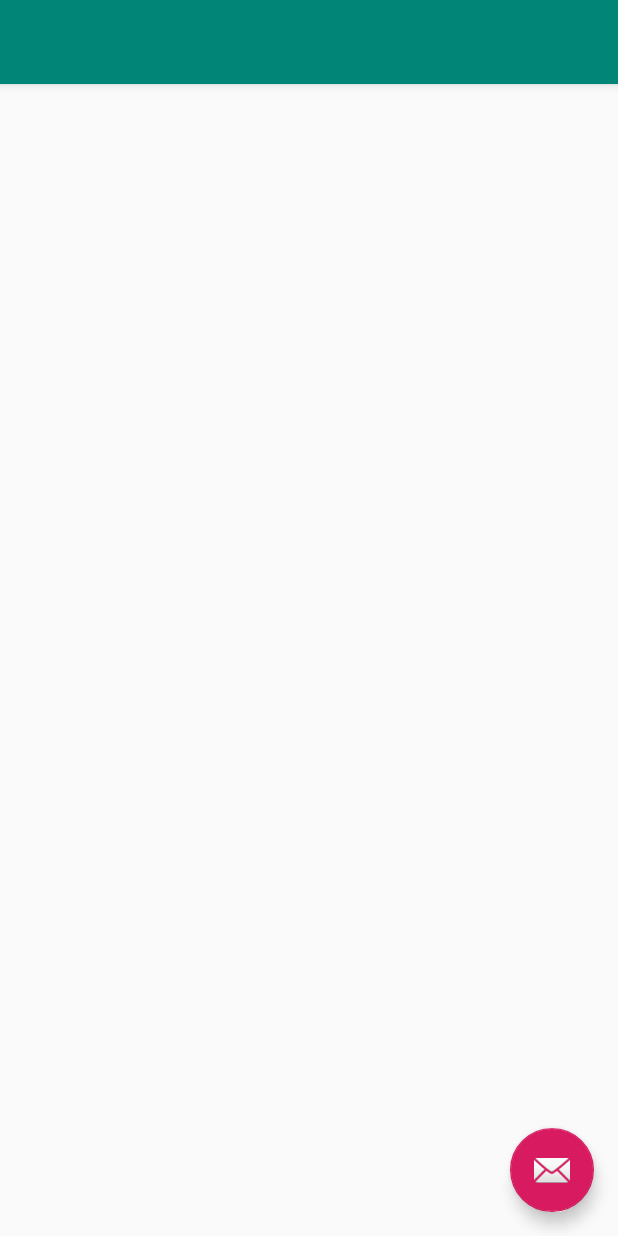
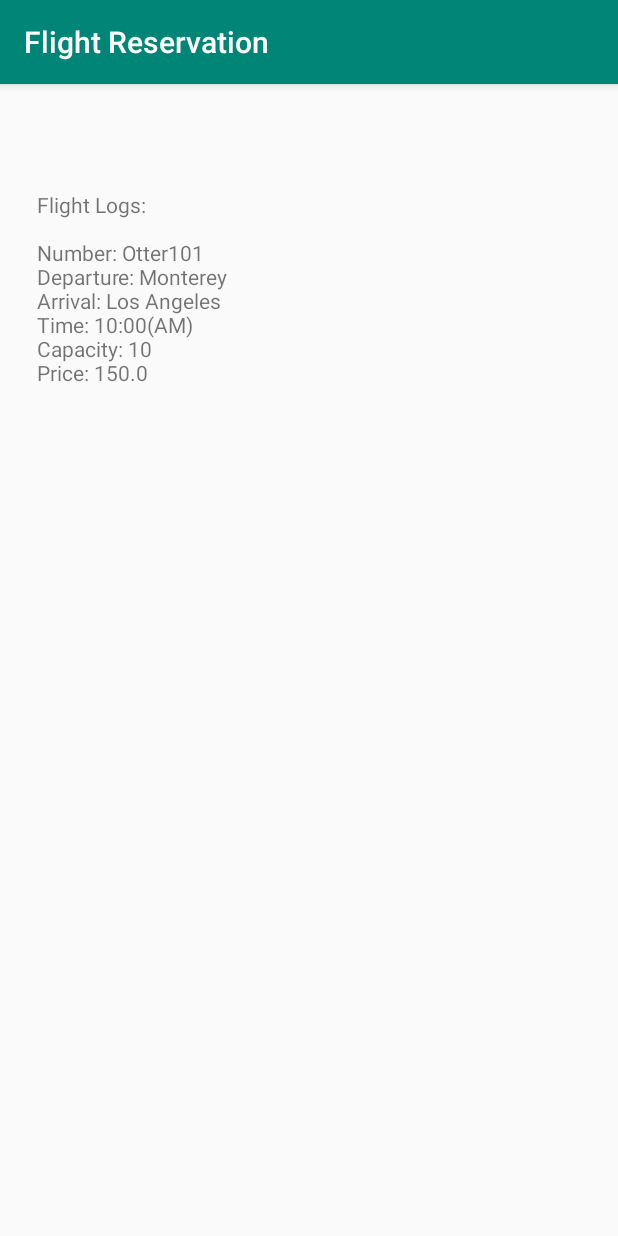
Before and after one commit to tannercyost/cst338finalproject, an Android app: the screen it shows after launch (ReserveSeat), after a tap on "RESERVE SEAT", on a phone screen of 412 x 824 dp. Run offline under Robolectric (Android 15) with nearby library versions, the phone set to English and light mode, and no system bars.

Commit message:
Flight database works except for date added, it's giving me an IllegalArgumentException. Looking into fixing that.

```diff
--- a/app/src/main/java/tanneryost/flightreservation/Database/AccountHelper.java
+++ b/app/src/main/java/tanneryost/flightreservation/Database/AccountHelper.java
@@ -149,7 +149,7 @@ public class AccountHelper extends SQLiteOpenHelper {
         }
     }
 
-    public static ContentValues getContentValues(AccountItem log){
+    public static ContentValues getContentValues(AccountItem log) {
         ContentValues cv = new ContentValues();
         cv.put(AccountTable.Cols.UUID, log.getIDnum().toString());
         cv.put(AccountTable.Cols.NAME, log.getName().toString());
--- a/app/src/main/java/tanneryost/flightreservation/Database/DatabaseCursorWrapper.java
+++ b/app/src/main/java/tanneryost/flightreservation/Database/DatabaseCursorWrapper.java
@@ -19,13 +19,14 @@ public class DatabaseCursorWrapper extends CursorWrapper {
     }
 
     public FlightItem getFlightItem() {
-        String uuidString = getString(getColumnIndex(DatabaseSchema.FlightsTable.Cols.UUID));
-        String number = getString(getColumnIndex(DatabaseSchema.FlightsTable.Cols.NUMBER));
-        String departure = getString(getColumnIndex(DatabaseSchema.FlightsTable.Cols.DEPARTURE));
-        String arrival = getString(getColumnIndex(DatabaseSchema.FlightsTable.Cols.ARRIVAL));
-        String time = getString(getColumnIndex(DatabaseSchema.FlightsTable.Cols.TIME));
-        int capacity = getInt(getColumnIndex(DatabaseSchema.FlightsTable.Cols.CAPACITY));
-        double price = getDouble(getColumnIndex(DatabaseSchema.FlightsTable.Cols.PRICE));
+        String uuidString = getString(getColumnIndex(DatabaseSchema.FlightTable.Cols.UUID));
+        String number = getString(getColumnIndex(DatabaseSchema.FlightTable.Cols.NUMBER));
+        String departure = getString(getColumnIndex(DatabaseSchema.FlightTable.Cols.DEPARTURE));
+        String arrival = getString(getColumnIndex(DatabaseSchema.FlightTable.Cols.ARRIVAL));
+        String time = getString(getColumnIndex(DatabaseSchema.FlightTable.Cols.TIME));
+        int capacity = getInt(getColumnIndex(DatabaseSchema.FlightTable.Cols.CAPACITY));
+        double price = getDouble(getColumnIndex(DatabaseSchema.FlightTable.Cols.PRICE));
+        Date date = new Date(getString(getColumnIndex(DatabaseSchema.FlightTable.Cols.DATEADDED)));
         int sqlLogId = getInt(getColumnIndex("_id"));
 
         FlightItem flight = new FlightItem(UUID.fromString(uuidString));
@@ -37,6 +38,7 @@ public class DatabaseCursorWrapper extends CursorWrapper {
         flight.setCapacity(capacity);
         flight.setPrice(price);
         flight.setSqlLogId(sqlLogId);
+        flight.setDateAdded(date);
 
         return flight;
     }
--- /dev/null
+++ b/app/src/main/java/tanneryost/flightreservation/Database/FlightHelper.java
@@ -0,0 +1,170 @@
+package tanneryost.flightreservation.Database;
+
+import android.content.ContentValues;
+import android.content.Context;
+import android.database.Cursor;
+import android.database.sqlite.SQLiteDatabase;
+import android.database.sqlite.SQLiteOpenHelper;
+import android.util.Log;
+
+import tanneryost.flightreservation.Database.DatabaseSchema.FlightTable;
+import tanneryost.flightreservation.FlightItem;
+
+import java.util.ArrayList;
+import java.util.List;
+import java.util.UUID;
+
+/**
+ * This class is where the database is created and accessed. We design this to be encapsulated.
+ * We NEVER access this directly.
+ *
+ * We use the get static method to get an object ensuring that only one ever exists.
+ * This, it turns out, is a singleton design pattern.
+ *
+ * This returns FlightItems, Lists of FlightItems and primitives (longs etc)
+ */
+
+public class FlightHelper extends SQLiteOpenHelper {
+
+    private static final String TAG = "FlightLog";
+
+    private static final int VERSION            = 1;
+    public static final String DATABASE_NAME    = "flightLog.db";
+
+    private SQLiteDatabase db;
+
+    public FlightHelper(Context context){
+        super(context, DATABASE_NAME, null, VERSION);
+    }
+
+    @Override
+    public void onCreate(SQLiteDatabase db) {
+        db.execSQL("create table " + FlightTable.NAME + "(" +
+                " _id integer primary key autoincrement, " +
+                FlightTable.Cols.NUMBER     + "," +
+                FlightTable.Cols.DEPARTURE  + "," +
+                FlightTable.Cols.ARRIVAL    + "," +
+                FlightTable.Cols.TIME  + "," +
+                FlightTable.Cols.CAPACITY  + "," +
+                FlightTable.Cols.PRICE  + "," +
+                FlightTable.Cols.DATEADDED  + "," +
+                FlightTable.Cols.UUID       +
+                ")"
+        );
+        FlightItem acc1 = new FlightItem("Otter101", "Monterey", "Los Angeles", "10:00(AM)", 10, 150.00);
+//        FlightItem acc2 = new FlightItem("brian77", "123ABC");
+//        FlightItem acc3 = new FlightItem("chris21", "CHRIS21");
+        ContentValues cv1 = getContentValues(acc1);
+//        ContentValues cv2 = getContentValues(acc2);
+//        ContentValues cv3 = getContentValues(acc3);
+        db.insert(FlightTable.NAME, null, cv1);
+//        db.insert(FlightTable.NAME, null, cv2);
+//        db.insert(FlightTable.NAME, null, cv3);
+    }
+
+    @Override
+    public void onUpgrade(SQLiteDatabase db, int oldVersion, int newVersion) {
+        //NYI
+    }
+
+    private long insertFlight(FlightItem Flight) {
+        ContentValues cv = getContentValues(Flight);
+
+        db = this.getWritableDatabase();
+
+        return db.insert(FlightTable.NAME, null, cv);
+    }
+
+    public long addFlightItem(FlightItem Flight) {
+        if(this.getFlightItem(Flight.getIDnum()) == null) {
+            return insertFlight(Flight);
+        } else {
+            return updateFlightItem(Flight);
+        }
+    }
+
+    private int updateFlightItem(FlightItem Flight) {
+        db = this.getWritableDatabase();
+        ContentValues cv = FlightHelper.getContentValues(Flight);
+        String whereClause = FlightTable.Cols.UUID + " = ? ";
+        String[] whereArgs = {Flight.getIDnum().toString()};
+        try{
+            return db.update(FlightTable.NAME, cv, whereClause, whereArgs);
+        } catch (Exception e) {
+            Log.d(TAG, "something is wrong in updateFlightItem");
+            return -1;
+        }
+    }
+
+    private FlightItem getFlightItem(UUID logUUID) {
+
+        String whereClause = FlightTable.Cols.UUID + " = ? ";
+        String[] whereArgs = {logUUID.toString()};
+
+        DatabaseCursorWrapper cursor = new DatabaseCursorWrapper(this.queryDB(FlightTable.NAME,whereClause,whereArgs));
+
+        try {
+            if (cursor.getCount() == 0) {
+                Log.d(TAG, "No results from getFlightItem");
+                return null;
+            }
+            cursor.moveToFirst();
+            return cursor.getFlightItem();
+        } finally {
+            cursor.close();
+        }
+    }
+
+    public List<FlightItem> getLogs() {
+        List<FlightItem> logs = new ArrayList<>();
+        DatabaseCursorWrapper cursor = new DatabaseCursorWrapper(this.queryDB(FlightTable.NAME,null,null));
+        try {
+            if(cursor.getCount() == 0) {
+                Log.d(TAG, "getFlightItems returned nothing...");
+                return null;
+            }
+            cursor.moveToFirst();
+            while(!cursor.isAfterLast()) {
+                Log.i("FlightLog", cursor.getFlightItem().toString());
+                logs.add(cursor.getFlightItem());
+                cursor.moveToNext();
+            }
+        } finally {
+            cursor.close();
+        }
+
+        return logs;
+    }
+
+    private Cursor queryDB(String DBName, String whereClause, String[] whereArgs) {
+        db = this.getWritableDatabase();
+
+        try {
+            return db.query(FlightTable.NAME,
+                    null,
+                    whereClause,
+                    whereArgs,
+                    null,
+                    null,
+                    null);
+        } catch (Exception e) {
+            Log.d(TAG, "Problem in queryDB!!");
+            return null;
+        }
+    }
+
+    public static ContentValues getContentValues(FlightItem log) {
+        ContentValues cv = new ContentValues();
+
+        cv.put(FlightTable.Cols.UUID, log.getIDnum().toString());
+        cv.put(FlightTable.Cols.NUMBER, log.getNumber());
+        cv.put(FlightTable.Cols.DEPARTURE, log.getDeparture());
+        cv.put(FlightTable.Cols.ARRIVAL, log.getArrival());
+        cv.put(FlightTable.Cols.TIME, log.getTime());
+        cv.put(FlightTable.Cols.CAPACITY, log.getCapacity());
+        cv.put(FlightTable.Cols.PRICE, log.getPrice());
+        cv.put(FlightTable.Cols.DATEADDED, log.getDateAdded().toString());
+
+        return cv;
+    }
+}
--- a/app/src/main/java/tanneryost/flightreservation/FlightItem.java
+++ b/app/src/main/java/tanneryost/flightreservation/FlightItem.java
@@ -37,6 +37,7 @@ public class FlightItem {
         this.time = time;
         this.capacity = capacity;
         this.price = price;
+        this.dateAdded = new Date();
     }
 
     @Override
@@ -68,6 +69,10 @@ public class FlightItem {
 
     public String getDeparture() {
         return departure;
+    }
+
+    public UUID getIDnum() {
+        return IDnum;
     }
 
     public void setDeparture(String departure) {
--- /dev/null
+++ b/app/src/main/java/tanneryost/flightreservation/FlightLog.java
@@ -0,0 +1,51 @@
+package tanneryost.flightreservation;
+
+import android.content.Context;
+
+import java.util.List;
+
+import tanneryost.flightreservation.Database.FlightHelper;
+
+/**
+ * This is the file that we use to read/write to the DB.
+ * This creates an instance of the helper and we send our requests here.
+ * Any data massaging happens here.
+ */
+
+public class FlightLog {
+    private static FlightLog sFlightLog;
+    private Context mContext;
+    private FlightHelper mFlightHelper;
+
+    public static FlightLog get(Context context) {
+        if(sFlightLog == null) {
+            sFlightLog = new FlightLog(context);
+        }
+        return sFlightLog;
+    }
+
+    private FlightLog(Context context) {
+        mContext = context.getApplicationContext();
+        mFlightHelper = new FlightHelper(mContext);
+    }
+
+    public long addLog(FlightItem Flight) {
+        return mFlightHelper.addFlightItem(Flight);
+    }
+
+    public String getLogString() {
+        StringBuilder sb = new StringBuilder();
+        List<FlightItem> logs = mFlightHelper.getLogs();
+        if (logs == null) {
+            return "Flight Logs null\n";
+        }
+
+        sb.append("Flight Logs:\n");
+
+        for(FlightItem log : logs) {
+            sb.append(log.toString());
+        }
+
+        return sb.toString();
+    }
+}
--- a/app/src/main/java/tanneryost/flightreservation/ReserveSeat.java
+++ b/app/src/main/java/tanneryost/flightreservation/ReserveSeat.java
@@ -1,18 +1,25 @@
 package tanneryost.flightreservation;
 
+import android.support.v7.app.AppCompatActivity;
 import android.os.Bundle;
-import android.support.design.widget.FloatingActionButton;
-import android.support.design.widget.Snackbar;
-import android.support.v7.app.AppCompatActivity;
-import android.support.v7.widget.Toolbar;
-import android.view.View;
+import android.text.method.ScrollingMovementMethod;
+import android.widget.TextView;
 
 public class ReserveSeat extends AppCompatActivity {
+        TextView tempTextView;
+    FlightItem flightItem;
+    FlightLog flightLog;
 
     @Override
     protected void onCreate(Bundle savedInstanceState) {
         super.onCreate(savedInstanceState);
         setContentView(R.layout.activity_reserve_seat);
+
+        tempTextView = (TextView) findViewById(R.id.tempTextView);
+        tempTextView.setMovementMethod(new ScrollingMovementMethod());
+        flightLog = FlightLog.get(this.getApplicationContext());
+
+        tempTextView.setText(flightLog.getLogString());
+
     }
-
 }
--- a/app/src/main/res/layout/activity_reserve_seat.xml
+++ b/app/src/main/res/layout/activity_reserve_seat.xml
@@ -1,33 +1,21 @@
 <?xml version="1.0" encoding="utf-8"?>
-<android.support.design.widget.CoordinatorLayout xmlns:android="http://schemas.android.com/apk/res/android"
+<android.support.constraint.ConstraintLayout xmlns:android="http://schemas.android.com/apk/res/android"
     xmlns:app="http://schemas.android.com/apk/res-auto"
     xmlns:tools="http://schemas.android.com/tools"
     android:layout_width="match_parent"
     android:layout_height="match_parent"
     tools:context=".ReserveSeat">
 
-    <android.support.design.widget.AppBarLayout
-        android:layout_width="match_parent"
-        android:layout_height="wrap_content"
-        android:theme="@style/AppTheme.AppBarOverlay">
-
-        <android.support.v7.widget.Toolbar
-            android:id="@+id/toolbar"
-            android:layout_width="match_parent"
-            android:layout_height="?attr/actionBarSize"
-            android:background="?attr/colorPrimary"
-            app:popupTheme="@style/AppTheme.PopupOverlay" />
-
-    </android.support.design.widget.AppBarLayout>
-
-    <include layout="@layout/content_reserve_seat" />
-
-    <android.support.design.widget.FloatingActionButton
-        android:id="@+id/fab"
-        android:layout_width="wrap_content"
-        android:layout_height="wrap_content"
-        android:layout_gravity="bottom|end"
-        android:layout_margin="@dimen/fab_margin"
-        app:srcCompat="@android:drawable/ic_dialog_email" />
-
-</android.support.design.widget.CoordinatorLayout>
+    <TextView
+        android:id="@+id/tempTextView"
+        android:layout_width="361dp"
+        android:layout_height="628dp"
+        android:layout_marginStart="176dp"
+        android:layout_marginTop="338dp"
+        android:layout_marginEnd="178dp"
+        android:layout_marginBottom="337dp"
+        app:layout_constraintBottom_toBottomOf="parent"
+        app:layout_constraintEnd_toEndOf="parent"
+        app:layout_constraintStart_toStartOf="parent"
+        app:layout_constraintTop_toTopOf="parent" />
+</android.support.constraint.ConstraintLayout>
--- a/app/src/main/res/layout/content_reserve_seat.xml
+++ /dev/null
@@ -1,11 +0,0 @@
-<?xml version="1.0" encoding="utf-8"?>
-<android.support.constraint.ConstraintLayout xmlns:android="http://schemas.android.com/apk/res/android"
-    xmlns:app="http://schemas.android.com/apk/res-auto"
-    xmlns:tools="http://schemas.android.com/tools"
-    android:layout_width="match_parent"
-    android:layout_height="match_parent"
-    app:layout_behavior="@string/appbar_scrolling_view_behavior"
-    tools:context=".ReserveSeat"
-    tools:showIn="@layout/activity_reserve_seat">
-
-</android.support.constraint.ConstraintLayout>
```
Also changed, not shown: app/src/main/AndroidManifest.xml (+2 -5 lines), app/src/main/java/tanneryost/flightreservation/Database/DatabaseSchema.java (+9 -8 lines).
